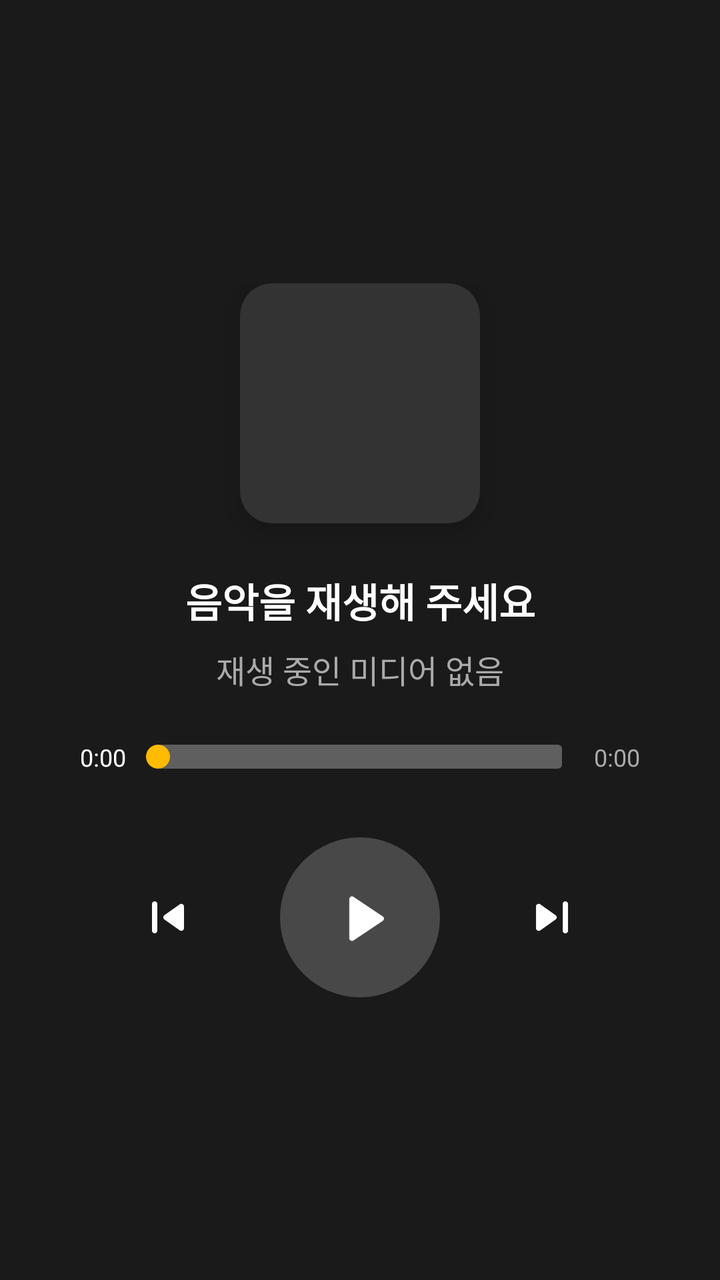
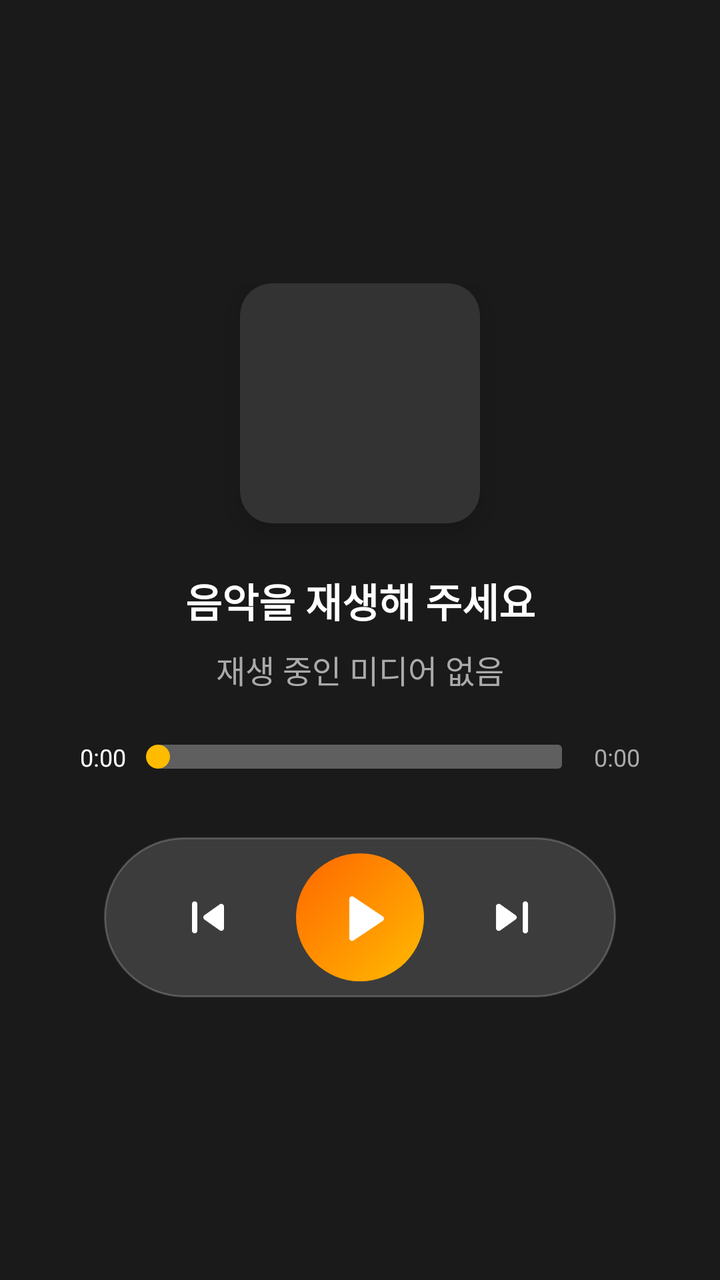

An Android layout rendered at two revisions. The XML below is the earlier revision; the diff shows what the commit changed to produce the second picture.
<!-- AndroidManifest.xml: application theme Theme.CarrotNavi -->
<!-- res/layout/layout_media_player.xml -->
<?xml version="1.0" encoding="utf-8"?>
<androidx.constraintlayout.widget.ConstraintLayout
    xmlns:android="http://schemas.android.com/apk/res/android"
    xmlns:app="http://schemas.android.com/apk/res-auto"
    android:id="@+id/mediaPlayerContainer"
    android:layout_width="match_parent"
    android:layout_height="match_parent"
    android:background="#1A1A1A">

    <ImageView
        android:id="@+id/ivAlbumArt"
        android:layout_width="match_parent"
        android:layout_height="0dp"
        android:scaleType="centerCrop"
        android:alpha="0.3"
        app:layout_constraintTop_toTopOf="parent"
        app:layout_constraintBottom_toBottomOf="parent" />

    <com.example.carrotnavi.FakeEqView
        android:id="@+id/fakeEqView"
        android:layout_width="match_parent"
        android:layout_height="0dp"
        android:visibility="gone"
        app:layout_constraintTop_toTopOf="parent"
        app:layout_constraintBottom_toBottomOf="parent" />

    <LinearLayout
        android:id="@+id/llMediaMainOuter"
        android:layout_width="match_parent"
        android:layout_height="wrap_content"
        android:orientation="vertical"
        android:gravity="center"
        android:padding="24dp"
        app:layout_constraintTop_toTopOf="parent"
        app:layout_constraintBottom_toBottomOf="parent">

        <LinearLayout
            android:id="@+id/llMediaTopSection"
            android:layout_width="match_parent"
            android:layout_height="wrap_content"
            android:orientation="vertical"
            android:gravity="center">

        <androidx.cardview.widget.CardView
            android:id="@+id/cvAlbumArtContainer"
            android:layout_width="120dp"
            android:layout_height="120dp"
            app:cardCornerRadius="16dp"
            app:cardElevation="8dp"
            app:cardBackgroundColor="#333333">
            <ImageView
                android:id="@+id/ivAlbumArtThumbnail"
                android:layout_width="match_parent"
                android:layout_height="match_parent"
                android:scaleType="centerCrop" />
        </androidx.cardview.widget.CardView>

        <LinearLayout
            android:id="@+id/llMediaInfoSection"
            android:layout_width="match_parent"
            android:layout_height="wrap_content"
            android:orientation="vertical"
            android:gravity="center">

        <TextView
            android:id="@+id/tvMediaTitle"
            android:layout_width="wrap_content"
            android:layout_height="wrap_content"
            android:text="음악을 재생해 주세요"
            android:textColor="#FFFFFF"
            android:textSize="20sp"
            android:textStyle="bold"
            android:layout_marginTop="24dp"
            android:gravity="center"
            android:ellipsize="marquee"
            android:singleLine="true" />

        <TextView
            android:id="@+id/tvMediaArtist"
            android:layout_width="wrap_content"
            android:layout_height="wrap_content"
            android:text="재생 중인 미디어 없음"
            android:textColor="#AAAAAA"
            android:textSize="16sp"
            android:gravity="center"
            android:layout_marginTop="8dp"
            android:singleLine="true" />

        
        <LinearLayout
            android:layout_width="match_parent"
            android:layout_height="wrap_content"
            android:orientation="horizontal"
            android:gravity="center_vertical"
            android:layout_marginTop="24dp"
            android:paddingHorizontal="16dp">
            
            <TextView
                android:id="@+id/tvCurrentTime"
                android:layout_width="wrap_content"
                android:layout_height="wrap_content"
                android:text="0:00"
                android:textColor="#FFFFFF"
                android:textSize="12sp" />
                
            <SeekBar
                android:id="@+id/sbMediaProgress"
                android:layout_width="0dp"
                android:layout_height="wrap_content"
                android:layout_weight="1"
                android:progressDrawable="@drawable/custom_seekbar_progress"
                android:thumb="@drawable/custom_seekbar_thumb"
                android:splitTrack="false"
                android:paddingHorizontal="16dp" />
                
                <TextView
                    android:id="@+id/tvDuration"
                    android:layout_width="wrap_content"
                    android:layout_height="wrap_content"
                    android:text="0:00"
                    android:textColor="#AAAAAA"
                    android:textSize="12sp" />
            </LinearLayout>
        </LinearLayout>
        </LinearLayout>

        
        <androidx.constraintlayout.widget.ConstraintLayout
            android:id="@+id/clMediaControls"
            android:layout_width="match_parent"
            android:layout_height="wrap_content"
            android:layout_marginTop="32dp"
            android:clipToPadding="false">
            
            <ImageButton
                android:id="@+id/btnPrev"
                android:layout_width="64dp"
                android:layout_height="64dp"
                android:padding="16dp"
                android:background="?attr/selectableItemBackgroundBorderless"
                android:src="@drawable/ic_round_skip_previous_24"
                android:scaleType="fitCenter"
                app:layout_constraintHorizontal_chainStyle="packed"
                app:layout_constraintStart_toStartOf="parent"
                app:layout_constraintEnd_toStartOf="@+id/btnPlayPause"
                app:layout_constraintTop_toTopOf="parent"
                app:layout_constraintBottom_toBottomOf="parent"
                android:layout_marginEnd="24dp" />
                
            <ImageButton
                android:id="@+id/btnPlayPause"
                android:layout_width="80dp"
                android:layout_height="80dp"
                android:padding="24dp"
                android:background="@drawable/bg_media_control_btn"
                android:src="@drawable/ic_round_play_arrow_24"
                android:scaleType="fitCenter"
                app:layout_constraintStart_toEndOf="@+id/btnPrev"
                app:layout_constraintEnd_toStartOf="@+id/btnNext"
                app:layout_constraintTop_toTopOf="parent"
                app:layout_constraintBottom_toBottomOf="parent" />
                
            <ImageButton
                android:id="@+id/btnNext"
                android:layout_width="64dp"
                android:layout_height="64dp"
                android:padding="16dp"
                android:background="?attr/selectableItemBackgroundBorderless"
                android:src="@drawable/ic_round_skip_next_24"
                android:scaleType="fitCenter"
                app:layout_constraintStart_toEndOf="@+id/btnPlayPause"
                app:layout_constraintEnd_toEndOf="parent"
                app:layout_constraintTop_toTopOf="parent"
                app:layout_constraintBottom_toBottomOf="parent"
                android:layout_marginStart="24dp" />
        </androidx.constraintlayout.widget.ConstraintLayout>

    </LinearLayout>

</androidx.constraintlayout.widget.ConstraintLayout>
<!-- resources referenced by this layout -->
<resources>
  <!-- drawable bg_media_control_btn (drawable) -->
  <?xml version="1.0" encoding="utf-8"?>
  <ripple xmlns:android="http://schemas.android.com/apk/res/android"
      android:color="?attr/colorControlHighlight">
      <item>
          <shape android:shape="oval">
              <solid android:color="#33FFFFFF" />
          </shape>
      </item>
  </ripple>
  <!-- drawable custom_seekbar_progress (drawable) -->
  <?xml version="1.0" encoding="utf-8"?>
  <layer-list xmlns:android="http://schemas.android.com/apk/res/android">
      <item android:id="@android:id/background">
          <shape android:shape="rectangle">
              <corners android:radius="2dp" />
              <solid android:color="#4DFFFFFF" />
              <size android:height="4dp" />
          </shape>
      </item>
      <item android:id="@android:id/secondaryProgress">
          <clip>
              <shape android:shape="rectangle">
                  <corners android:radius="2dp" />
                  <solid android:color="#80FFFFFF" />
              </shape>
          </clip>
      </item>
      <item android:id="@android:id/progress">
          <clip>
              <shape android:shape="rectangle">
                  <corners android:radius="2dp" />
                  <solid android:color="#FFBB00" />
              </shape>
          </clip>
      </item>
  </layer-list>
  <!-- drawable custom_seekbar_thumb (drawable) -->
  <?xml version="1.0" encoding="utf-8"?>
  <shape xmlns:android="http://schemas.android.com/apk/res/android"
      android:shape="oval">
      <solid android:color="#FFBB00" />
      <size
          android:width="12dp"
          android:height="12dp" />
  </shape>
  <!-- drawable ic_round_play_arrow_24 (drawable) -->
  <vector xmlns:android="http://schemas.android.com/apk/res/android"
      android:width="24dp"
      android:height="24dp"
      android:viewportWidth="24"
      android:viewportHeight="24">
    <path
        android:fillColor="#FFFFFFFF"
        android:pathData="M8,5.14v14.72a1,1 0,0 0,1.5 0.86l11,-7.36a1,1 0,0 0,0 -1.72l-11,-7.36A1,1 0,0 0,8 5.14z"/>
  </vector>
  <!-- drawable ic_round_skip_next_24 (drawable) -->
  <vector xmlns:android="http://schemas.android.com/apk/res/android"
      android:width="24dp"
      android:height="24dp"
      android:viewportWidth="24"
      android:viewportHeight="24">
    <path
        android:fillColor="#FFFFFFFF"
        android:pathData="M7.58,16.89l5.77,-4.07c0.56,-0.4 0.56,-1.24 0,-1.63L7.58,7.11C6.91,6.65 6,7.12 6,7.93v8.14C6,16.88 6.91,17.35 7.58,16.89zM16,7v10c0,0.55 0.45,1 1,1s1,-0.45 1,-1V7c0,-0.55 -0.45,-1 -1,-1S16,6.45 16,7z"/>
  </vector>
  <!-- drawable ic_round_skip_previous_24 (drawable) -->
  <vector xmlns:android="http://schemas.android.com/apk/res/android"
      android:width="24dp"
      android:height="24dp"
      android:viewportWidth="24"
      android:viewportHeight="24">
    <path
        android:fillColor="#FFFFFFFF"
        android:pathData="M6,7v10c0,0.55 0.45,1 1,1s1,-0.45 1,-1V7c0,-0.55 -0.45,-1 -1,-1S6,6.45 6,7zM16.42,16.89l-5.77,-4.07c-0.56,-0.4 -0.56,-1.24 0,-1.63l5.77,-4.08C17.09,6.65 18,7.12 18,7.93v8.14C18,16.88 17.09,17.35 16.42,16.89z"/>
  </vector>
  <style name="Theme.CarrotNavi" parent="Theme.MaterialComponents.DayNight.NoActionBar" />
</resources>

<!-- the commit's change to res/layout/layout_media_player.xml (unified diff, before → after) -->
@@ -127,16 +127,20 @@
         
         <androidx.constraintlayout.widget.ConstraintLayout
             android:id="@+id/clMediaControls"
-            android:layout_width="match_parent"
+            android:layout_width="wrap_content"
             android:layout_height="wrap_content"
             android:layout_marginTop="32dp"
+            android:layout_gravity="center_horizontal"
+            android:background="@drawable/bg_media_pill"
+            android:paddingHorizontal="24dp"
+            android:paddingVertical="8dp"
             android:clipToPadding="false">
             
             <ImageButton
                 android:id="@+id/btnPrev"
-                android:layout_width="64dp"
-                android:layout_height="64dp"
-                android:padding="16dp"
+                android:layout_width="56dp"
+                android:layout_height="56dp"
+                android:padding="12dp"
                 android:background="?attr/selectableItemBackgroundBorderless"
                 android:src="@drawable/ic_round_skip_previous_24"
                 android:scaleType="fitCenter"
@@ -145,15 +149,16 @@
                 app:layout_constraintEnd_toStartOf="@+id/btnPlayPause"
                 app:layout_constraintTop_toTopOf="parent"
                 app:layout_constraintBottom_toBottomOf="parent"
-                android:layout_marginEnd="24dp" />
+                android:layout_marginEnd="16dp" />
                 
             <ImageButton
                 android:id="@+id/btnPlayPause"
-                android:layout_width="80dp"
-                android:layout_height="80dp"
-                android:padding="24dp"
-                android:background="@drawable/bg_media_control_btn"
+                android:layout_width="64dp"
+                android:layout_height="64dp"
+                android:padding="16dp"
+                android:background="@drawable/bg_media_play_btn"
                 android:src="@drawable/ic_round_play_arrow_24"
+                android:tint="#FFFFFF"
                 android:scaleType="fitCenter"
                 app:layout_constraintStart_toEndOf="@+id/btnPrev"
                 app:layout_constraintEnd_toStartOf="@+id/btnNext"
@@ -162,9 +167,9 @@
                 
             <ImageButton
                 android:id="@+id/btnNext"
-                android:layout_width="64dp"
-                android:layout_height="64dp"
-                android:padding="16dp"
+                android:layout_width="56dp"
+                android:layout_height="56dp"
+                android:padding="12dp"
                 android:background="?attr/selectableItemBackgroundBorderless"
                 android:src="@drawable/ic_round_skip_next_24"
                 android:scaleType="fitCenter"
@@ -172,7 +177,7 @@
                 app:layout_constraintEnd_toEndOf="parent"
                 app:layout_constraintTop_toTopOf="parent"
                 app:layout_constraintBottom_toBottomOf="parent"
-                android:layout_marginStart="24dp" />
+                android:layout_marginStart="16dp" />
         </androidx.constraintlayout.widget.ConstraintLayout>
 
     </LinearLayout>
<!-- resource entries referenced after the edit -->
@@ -1,12 +1,23 @@
 <!-- resources referenced by this layout -->
 <resources>
-  <!-- drawable bg_media_control_btn (drawable) -->
+  <!-- drawable bg_media_pill (drawable) -->
+  <?xml version="1.0" encoding="utf-8"?>
+  <shape xmlns:android="http://schemas.android.com/apk/res/android"
+      android:shape="rectangle">
+      <corners android:radius="40dp" />
+      <solid android:color="#26FFFFFF" />
+      <stroke android:width="1dp" android:color="#33FFFFFF" />
+  </shape>
+  <!-- drawable bg_media_play_btn (drawable) -->
   <?xml version="1.0" encoding="utf-8"?>
   <ripple xmlns:android="http://schemas.android.com/apk/res/android"
       android:color="?attr/colorControlHighlight">
       <item>
           <shape android:shape="oval">
-              <solid android:color="#33FFFFFF" />
+              <gradient
+                  android:startColor="#FFBB00"
+                  android:endColor="#FF6600"
+                  android:angle="135" />
           </shape>
       </item>
   </ripple>
@@ -32,7 +43,10 @@
           <clip>
               <shape android:shape="rectangle">
                   <corners android:radius="2dp" />
-                  <solid android:color="#FFBB00" />
+                  <gradient
+                      android:startColor="#FFBB00"
+                      android:endColor="#FF6600"
+                      android:angle="0" />
               </shape>
           </clip>
       </item>
